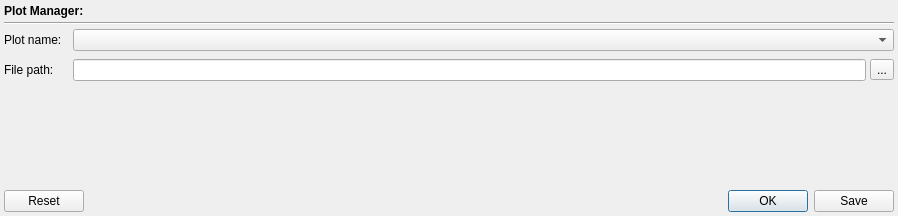
DTOcean/dtocean-app, file designer/shared/plotmanager.ui: the form before one commit.
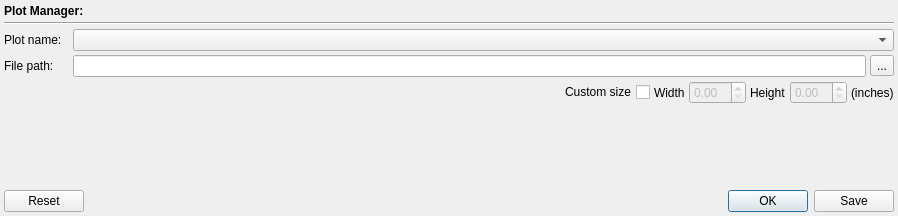
The form after the commit.

Diff of the .ui file:
```diff
--- a/designer/shared/plotmanager.ui
+++ b/designer/shared/plotmanager.ui
@@ -88,22 +88,6 @@
      </item>
     </layout>
    </item>
-   <item>
-    <spacer name="verticalSpacer_2">
-     <property name="orientation">
-      <enum>Qt::Vertical</enum>
-     </property>
-     <property name="sizeType">
-      <enum>QSizePolicy::Fixed</enum>
-     </property>
-     <property name="sizeHint" stdset="0">
-      <size>
-       <width>20</width>
-       <height>4</height>
-      </size>
-     </property>
-    </spacer>
-   </item>
    <item>
     <layout class="QHBoxLayout" name="horizontalLayout_2">
      <item>
@@ -137,6 +121,74 @@
      </item>
     </layout>
    </item>
+   <item>
+    <layout class="QHBoxLayout" name="horizontalLayout_3">
+     <item>
+      <widget class="QLabel" name="label_5">
+       <property name="sizePolicy">
+        <sizepolicy hsizetype="Expanding" vsizetype="Preferred">
+         <horstretch>0</horstretch>
+         <verstretch>0</verstretch>
+        </sizepolicy>
+       </property>
+       <property name="minimumSize">
+        <size>
+         <width>0</width>
+         <height>0</height>
+        </size>
+       </property>
+       <property name="text">
+        <string/>
+       </property>
+      </widget>
+     </item>
+     <item>
+      <widget class="QCheckBox" name="checkBox">
+       <property name="layoutDirection">
+        <enum>Qt::RightToLeft</enum>
+       </property>
+       <property name="text">
+        <string>Custom size</string>
+       </property>
+      </widget>
+     </item>
+     <item>
+      <widget class="QLabel" name="label_3">
+       <property name="text">
+        <string>Width</string>
+       </property>
+      </widget>
+     </item>
+     <item>
+      <widget class="QDoubleSpinBox" name="widthSpinBox">
+       <property name="enabled">
+        <bool>false</bool>
+       </property>
+      </widget>
+     </item>
+     <item>
+      <widget class="QLabel" name="label_4">
+       <property name="text">
+        <string>Height</string>
+       </property>
+      </widget>
+     </item>
+     <item>
+      <widget class="QDoubleSpinBox" name="heightSpinBox">
+       <property name="enabled">
+        <bool>false</bool>
+       </property>
+      </widget>
+     </item>
+     <item>
+      <widget class="QLabel" name="label_6">
+       <property name="text">
+        <string>(inches)</string>
+       </property>
+      </widget>
+     </item>
+    </layout>
+   </item>
    <item>
     <spacer name="verticalSpacer">
      <property name="orientation">
```
Left out of the diff: 1 changed line with no effect on the pictures.
